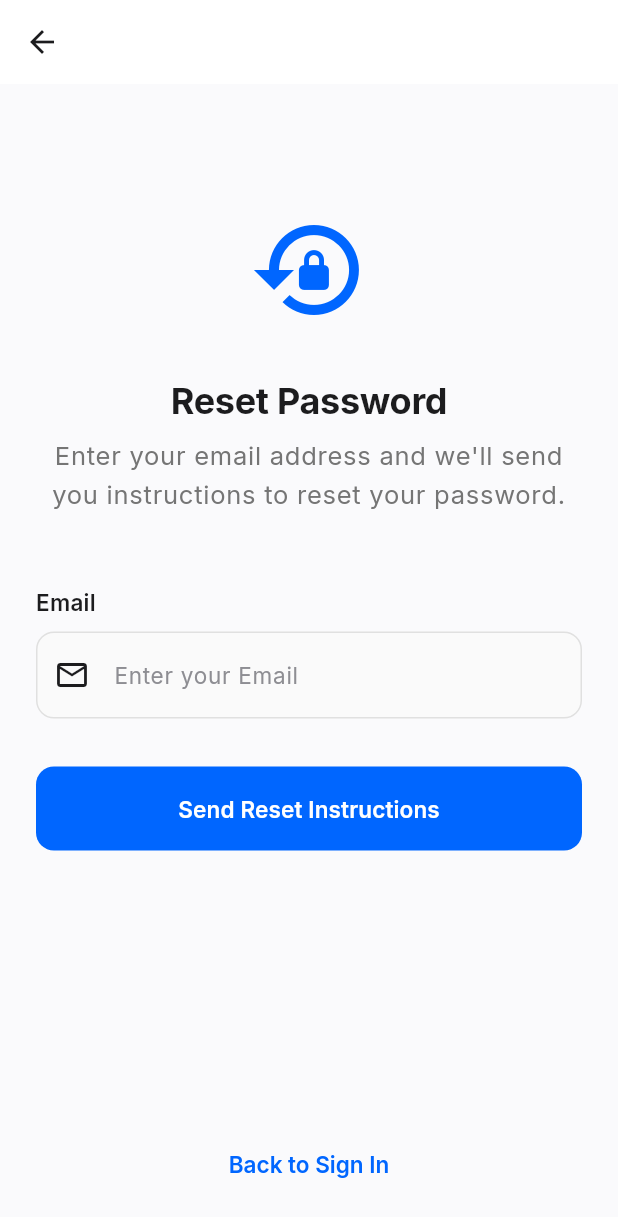
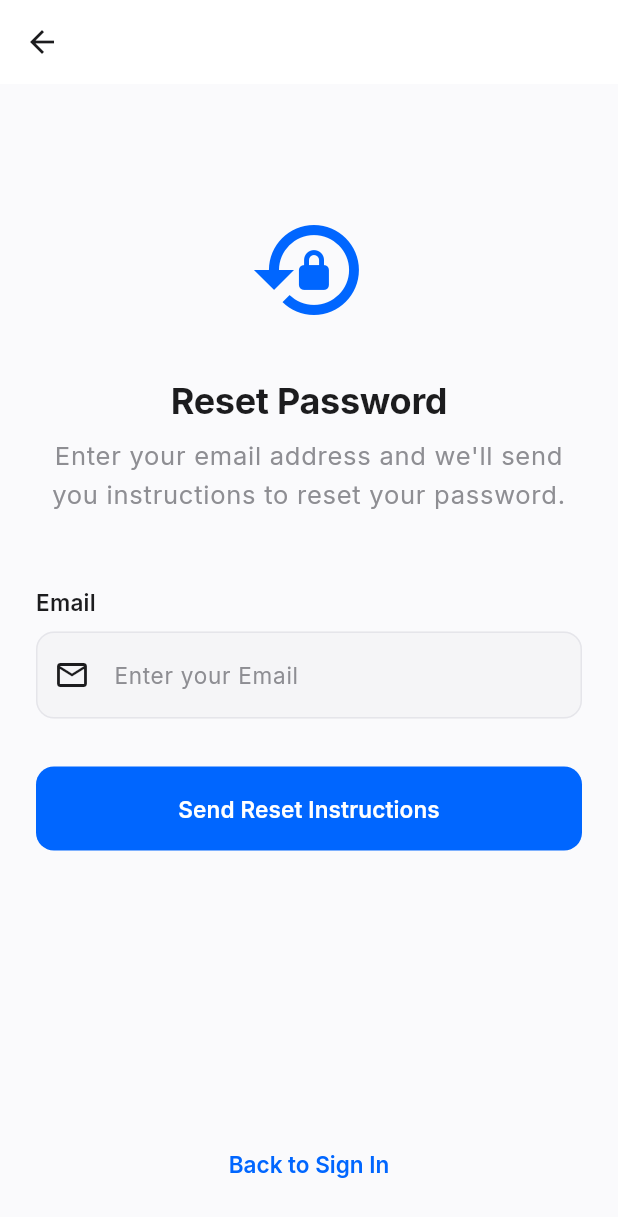
Before and after one commit to Xenonesis/lets-bet, a Flutter app: the screen it shows after launch, after a tap on "Forgot Password?", on a phone screen of 412 x 824 dp. Shown: the top 1217 px of the screen. Run offline on Flutter 3.47's test engine with Material 3 defaults, Android fonts, the phone set to English and light mode, and no system bars; drawn by our look-alikes of flutter_animate; our stand-ins replace flutter_riverpod, freezed_annotation, go_router, google_fonts, hive_flutter, shared_preferences; missing offline and left inert: jwt_decode, razorpay_flutter; accounts and stored records are empty.

Commit message:
refactor: update color themes for consistency across authentication and betting screens

```diff
--- a/lib/features/auth/screens/forgot_password_screen.dart
+++ b/lib/features/auth/screens/forgot_password_screen.dart
@@ -91,7 +91,7 @@ class _ForgotPasswordScreenState extends ConsumerState<ForgotPasswordScreen> {
                 Text(
                   'Enter your email address and we\'ll send you instructions to reset your password.',
                   style: Theme.of(context).textTheme.bodyLarge?.copyWith(
-                    color: Colors.grey[600],
+                    color: Theme.of(context).textTheme.bodySmall?.color,
                   ),
                   textAlign: TextAlign.center,
                 ).animate().fadeIn(delay: 200.ms),
@@ -158,7 +158,7 @@ class _ForgotPasswordScreenState extends ConsumerState<ForgotPasswordScreen> {
                 Text(
                   'We\'ve sent password reset instructions to:',
                   style: Theme.of(context).textTheme.bodyLarge?.copyWith(
-                    color: Colors.grey[600],
+                    color: Theme.of(context).textTheme.bodySmall?.color,
                   ),
                   textAlign: TextAlign.center,
                 ).animate().fadeIn(delay: 200.ms),
--- a/lib/features/auth/screens/login_screen.dart
+++ b/lib/features/auth/screens/login_screen.dart
@@ -105,7 +105,7 @@ class _LoginScreenState extends ConsumerState<LoginScreen> {
                     Text(
                       'Sign in to continue betting',
                       style: Theme.of(context).textTheme.bodyLarge?.copyWith(
-                        color: Colors.grey[600],
+                        color: Theme.of(context).textTheme.bodySmall?.color,
                       ),
                     ),
                   ],
@@ -191,18 +191,18 @@ class _LoginScreenState extends ConsumerState<LoginScreen> {
                 // Divider
                 Row(
                   children: [
-                    Expanded(child: Divider(color: Colors.grey[300])),
+                    Expanded(child: Divider(color: Theme.of(context).dividerColor)),
                     Padding(
                       padding: const EdgeInsets.symmetric(horizontal: 16),
                       child: Text(
                         'OR',
                         style: TextStyle(
-                          color: Colors.grey[600],
+                          color: Theme.of(context).textTheme.bodySmall?.color,
                           fontWeight: FontWeight.w500,
                         ),
                       ),
                     ),
-                    Expanded(child: Divider(color: Colors.grey[300])),
+                    Expanded(child: Divider(color: Theme.of(context).dividerColor)),
                   ],
                 ),
 
@@ -241,7 +241,7 @@ class _LoginScreenState extends ConsumerState<LoginScreen> {
                   children: [
                     Text(
                       "Don't have an account? ",
-                      style: TextStyle(color: Colors.grey[600]),
+                      style: TextStyle(color: Theme.of(context).textTheme.bodySmall?.color),
                     ),
                     TextButton(
                       onPressed: () => AppNavigation.toRegister(context),
--- a/lib/features/auth/screens/register_screen.dart
+++ b/lib/features/auth/screens/register_screen.dart
@@ -130,7 +130,7 @@ class _RegisterScreenState extends ConsumerState<RegisterScreen> {
                 Text(
                   'Join us and start betting today',
                   style: Theme.of(context).textTheme.bodyLarge?.copyWith(
-                    color: Colors.grey[600],
+                    color: Theme.of(context).textTheme.bodySmall?.color,
                   ),
                   textAlign: TextAlign.center,
                 ),
@@ -246,7 +246,7 @@ class _RegisterScreenState extends ConsumerState<RegisterScreen> {
                           borderRadius: BorderRadius.circular(12),
                         ),
                         filled: true,
-                        fillColor: Colors.grey[50],
+                        fillColor: Theme.of(context).colorScheme.surfaceContainerHighest,
                       ),
                       items: _countries.map((country) {
                         return DropdownMenuItem(
@@ -382,7 +382,7 @@ class _RegisterScreenState extends ConsumerState<RegisterScreen> {
                   children: [
                     Text(
                       "Already have an account? ",
-                      style: TextStyle(color: Colors.grey[600]),
+                      style: TextStyle(color: Theme.of(context).textTheme.bodySmall?.color),
                     ),
                     TextButton(
                       onPressed: () => AppNavigation.toLogin(context),
--- a/lib/features/auth/widgets/auth_form_field.dart
+++ b/lib/features/auth/widgets/auth_form_field.dart
@@ -51,11 +51,11 @@ class AuthFormField extends StatelessWidget {
             suffixIcon: suffixIcon,
             border: OutlineInputBorder(
               borderRadius: BorderRadius.circular(12),
-              borderSide: BorderSide(color: Colors.grey[300]!),
+              borderSide: BorderSide(color: Theme.of(context).dividerColor),
             ),
             enabledBorder: OutlineInputBorder(
               borderRadius: BorderRadius.circular(12),
-              borderSide: BorderSide(color: Colors.grey[300]!),
+              borderSide: BorderSide(color: Theme.of(context).dividerColor),
             ),
             focusedBorder: OutlineInputBorder(
               borderRadius: BorderRadius.circular(12),
@@ -66,7 +66,7 @@ class AuthFormField extends StatelessWidget {
               borderSide: const BorderSide(color: Colors.red),
             ),
             filled: true,
-            fillColor: Colors.grey[50],
+            fillColor: Theme.of(context).colorScheme.surfaceContainerHighest,
           ),
         ),
       ],
--- a/lib/features/auth/widgets/social_login_button.dart
+++ b/lib/features/auth/widgets/social_login_button.dart
@@ -18,23 +18,24 @@ class SocialLoginButton extends StatelessWidget {
 
   @override
   Widget build(BuildContext context) {
+    final isDark = Theme.of(context).brightness == Brightness.dark;
     return OutlinedButton.icon(
       onPressed: onPressed,
       icon: Icon(
         icon,
         size: 20,
-        color: textColor ?? Colors.grey[700],
+        color: textColor ?? Theme.of(context).textTheme.bodyLarge?.color,
       ),
       label: Text(
         label,
         style: TextStyle(
-          color: textColor ?? Colors.grey[700],
+          color: textColor ?? Theme.of(context).textTheme.bodyLarge?.color,
           fontWeight: FontWeight.w500,
         ),
       ),
       style: OutlinedButton.styleFrom(
-        backgroundColor: backgroundColor ?? Colors.white,
-        side: BorderSide(color: Colors.grey[300]!),
+        backgroundColor: backgroundColor ?? Theme.of(context).cardColor,
+        side: BorderSide(color: Theme.of(context).dividerColor),
         padding: const EdgeInsets.symmetric(horizontal: 16, vertical: 12),
         shape: RoundedRectangleBorder(
           borderRadius: BorderRadius.circular(12),
--- a/lib/features/sports/screens/sport_detail_screen.dart
+++ b/lib/features/sports/screens/sport_detail_screen.dart
@@ -39,7 +39,7 @@ class SportDetailScreen extends ConsumerWidget {
                         return Container(
                           height: 80,
                           decoration: BoxDecoration(
-                            color: Colors.grey[100],
+                            color: Theme.of(context).colorScheme.surfaceContainerHighest,
                             borderRadius: BorderRadius.circular(12),
                           ),
                           child: const Center(
@@ -107,7 +107,7 @@ class SportDetailScreen extends ConsumerWidget {
                           width: 120,
                           margin: const EdgeInsets.only(right: 12),
                           decoration: BoxDecoration(
-                            color: Colors.grey[300],
+                            color: Theme.of(context).colorScheme.surfaceContainerHighest,
                             borderRadius: BorderRadius.circular(12),
                           ),
                         ),
@@ -178,7 +178,7 @@ class SportDetailScreen extends ConsumerWidget {
                     height: 180,
                     margin: const EdgeInsets.only(bottom: 12),
                     decoration: BoxDecoration(
-                      color: Colors.grey[300],
+                      color: Theme.of(context).colorScheme.surfaceContainerHighest,
                       borderRadius: BorderRadius.circular(16),
                     ),
                   ),
--- a/lib/features/sports/screens/sports_screen.dart
+++ b/lib/features/sports/screens/sports_screen.dart
@@ -79,7 +79,7 @@ class SportsScreen extends ConsumerWidget {
           itemCount: 8,
           itemBuilder: (context, index) => Container(
             decoration: BoxDecoration(
-              color: Colors.grey[300],
+              color: Theme.of(context).colorScheme.surfaceContainerHighest,
               borderRadius: BorderRadius.circular(16),
             ),
           ),
```
Also changed, not shown: lib/features/betting/screens/bet_slip_screen.dart (+5 -10 lines), lib/features/profile/widgets/bet_history_item.dart (+2 -8 lines), lib/features/profile/widgets/profile_menu_item.dart (+3 -5 lines).
